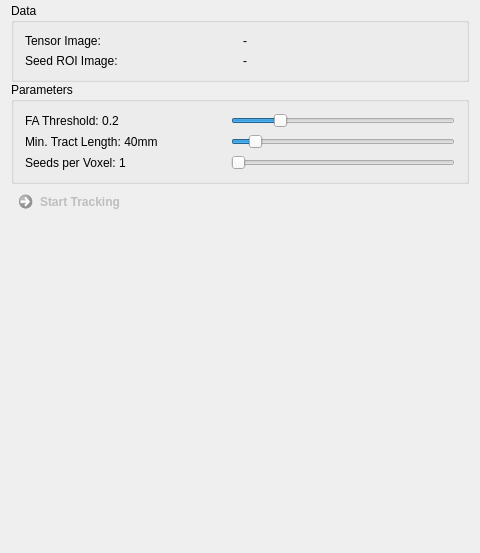
This is Plugins/org.mitk.gui.qt.diffusionimaging/src/internal/QmitkStreamlineTrackingViewControls.ui in MITK/MITK as Qt 5 draws it before an edit. The edited form follows.
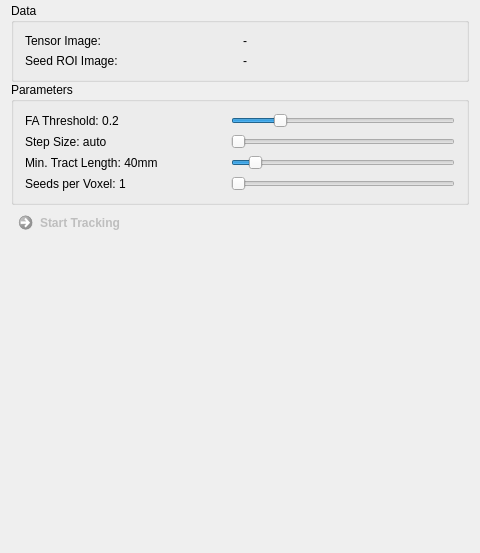
This is the edited form.

Commit message: considering spacing during tracking

```diff
--- a/Plugins/org.mitk.gui.qt.diffusionimaging/src/internal/QmitkStreamlineTrackingViewControls.ui
+++ b/Plugins/org.mitk.gui.qt.diffusionimaging/src/internal/QmitkStreamlineTrackingViewControls.ui
@@ -72,7 +72,7 @@
       <string>Parameters</string>
      </property>
      <layout class="QGridLayout" name="gridLayout_2">
-      <item row="3" column="0">
+      <item row="4" column="0">
        <spacer name="horizontalSpacer">
         <property name="orientation">
          <enum>Qt::Horizontal</enum>
@@ -88,7 +88,7 @@
         </property>
        </spacer>
       </item>
-      <item row="2" column="0">
+      <item row="3" column="0">
        <widget class="QLabel" name="m_SeedsPerVoxelLabel">
         <property name="toolTip">
          <string>Number of tracts started in each voxel of the seed ROI.</string>
@@ -98,7 +98,7 @@
         </property>
        </widget>
       </item>
-      <item row="1" column="1">
+      <item row="2" column="1">
        <widget class="QSlider" name="m_MinTractLengthSlider">
         <property name="toolTip">
          <string>Minimum tract length in mm.</string>
@@ -117,7 +117,7 @@
         </property>
        </widget>
       </item>
-      <item row="2" column="1">
+      <item row="3" column="1">
        <widget class="QSlider" name="m_SeedsPerVoxelSlider">
         <property name="toolTip">
          <string>Number of tracts started in each voxel of the seed ROI.</string>
@@ -133,7 +133,7 @@
         </property>
        </widget>
       </item>
-      <item row="1" column="0">
+      <item row="2" column="0">
        <widget class="QLabel" name="m_MinTractLengthLabel">
         <property name="toolTip">
          <string>Minimum tract length in mm.</string>
@@ -172,6 +172,35 @@
         </property>
        </widget>
       </item>
+      <item row="1" column="0">
+       <widget class="QLabel" name="m_StepsizeLabel">
+        <property name="toolTip">
+         <string>Minimum tract length in mm.</string>
+        </property>
+        <property name="text">
+         <string>Step Size: auto</string>
+        </property>
+       </widget>
+      </item>
+      <item row="1" column="1">
+       <widget class="QSlider" name="m_StepsizeSlider">
+        <property name="toolTip">
+         <string>Stepsize in mm (auto = 0.5*minimal spacing)</string>
+        </property>
+        <property name="minimum">
+         <number>0</number>
+        </property>
+        <property name="maximum">
+         <number>100</number>
+        </property>
+        <property name="value">
+         <number>0</number>
+        </property>
+        <property name="orientation">
+         <enum>Qt::Horizontal</enum>
+        </property>
+       </widget>
+      </item>
      </layout>
     </widget>
    </item>
```
The commit also changes 5 other files.
